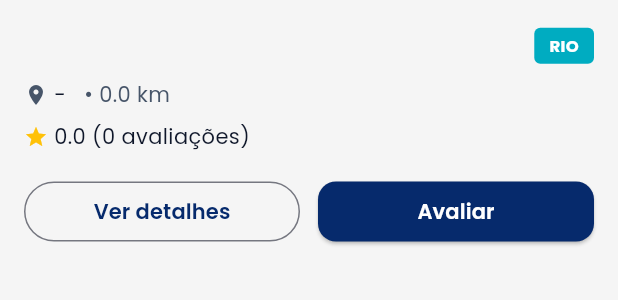
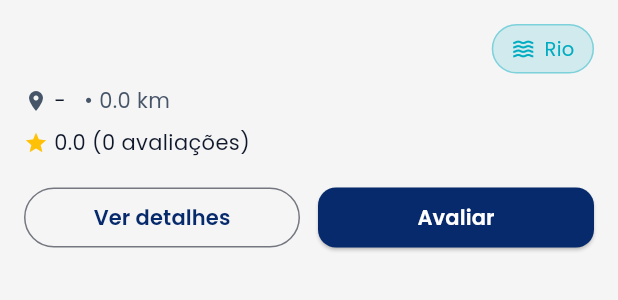
Before and after one commit to daniykt/Pesque-Fale, a Flutter app: the _Conteudo widget shown alone on an empty page, opened directly with empty values, on a phone screen of 412 x 824 dp. Shown: the top 300 px of the screen. Run offline on Flutter 3.47's test engine with Material 3 defaults, Android fonts, the phone set to English and light mode, and no system bars; our stand-ins replace flutter_map, flutter_secure_storage, geolocator, google_fonts, image_picker, latlong2 and 2 more; accounts and stored records are empty.

Commit message:
refactor(pesquisa): usa TipoChip.tinted no preview do marcador

```diff
--- a/pesque_fale_app/lib/features/pesquisa/presentation/widgets/ponto_details_sheet.dart
+++ b/pesque_fale_app/lib/features/pesquisa/presentation/widgets/ponto_details_sheet.dart
@@ -3,8 +3,8 @@ import 'package:provider/provider.dart';
 
 import '../../../../core/theme/app_colors.dart';
 import '../../../../core/theme/app_spacing.dart';
-import '../../../../shared/utils/tipo_visuals.dart';
 import '../../../../shared/widgets/app_snackbar.dart';
+import '../../../../shared/widgets/tipo_chip.dart';
 import '../../../auth/providers/auth_provider.dart';
 import '../../../ponto_detalhe/data/avaliacoes_repository.dart';
 import '../../../ponto_detalhe/domain/avaliacao.dart';
@@ -62,7 +62,6 @@ class _ConteudoState extends State<_Conteudo> {
     final colors = Theme.of(context).extension<AppColors>()!;
     final ponto = widget.ponto;
     final temFoto = ponto.fotoCapa != null && ponto.fotoCapa!.isNotEmpty;
-    final cor = TipoVisuals.corDe(ponto.tipo);
 
     return ListView(
       controller: widget.scrollController,
@@ -95,24 +94,7 @@ class _ConteudoState extends State<_Conteudo> {
                       ),
                     ),
                   ),
-                  Container(
-                    padding: const EdgeInsets.symmetric(
-                      horizontal: 10,
-                      vertical: 4,
-                    ),
-                    decoration: BoxDecoration(
-                      color: cor,
-                      borderRadius: BorderRadius.circular(4),
-                    ),
-                    child: Text(
-                      ponto.tipo.label.toUpperCase(),
-                      style: const TextStyle(
-                        color: Colors.white,
-                        fontSize: 11,
-                        fontWeight: FontWeight.bold,
-                      ),
-                    ),
-                  ),
+                  TipoChip.tinted(tipo: ponto.tipo),
                 ],
               ),
               const SizedBox(height: AppSpacing.xs),
```
